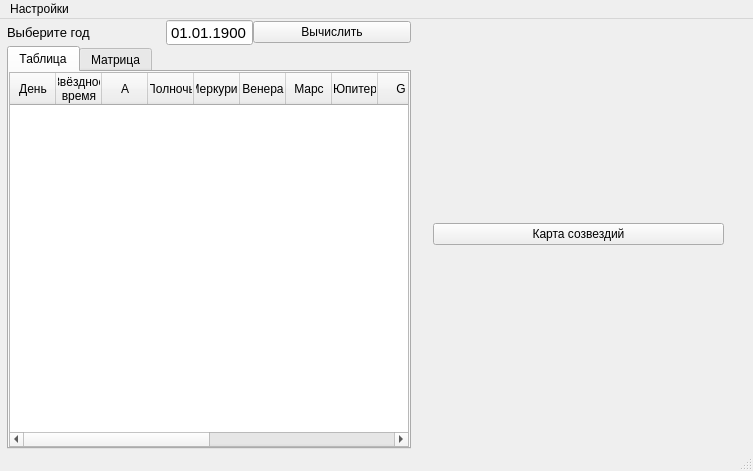
The window that mainwindow.ui (Makasinov/Space) describes before a commit, drawn with Qt 5.
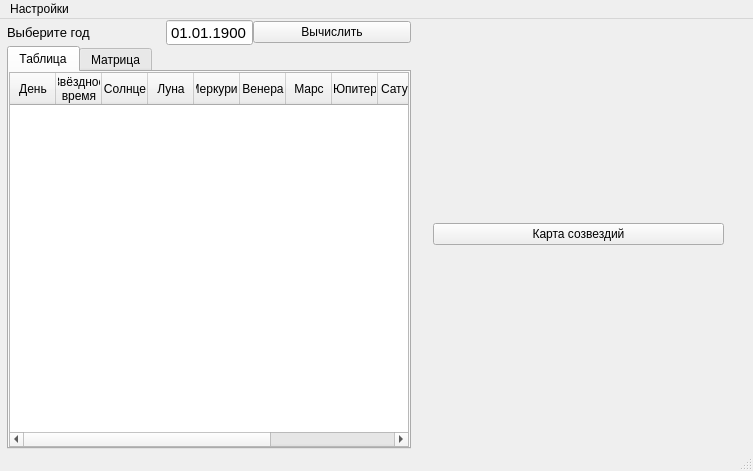
The same window after the commit.

Diff of the .ui file:
```diff
--- a/mainwindow.ui
+++ b/mainwindow.ui
@@ -203,12 +203,12 @@
              </column>
              <column>
               <property name="text">
-               <string>A</string>
+               <string>Солнце</string>
               </property>
              </column>
              <column>
               <property name="text">
-               <string>Полночь</string>
+               <string>Луна</string>
               </property>
              </column>
              <column>
@@ -233,7 +233,7 @@
              </column>
              <column>
               <property name="text">
-               <string>G</string>
+               <string>Сатурн</string>
               </property>
              </column>
              <column>
@@ -251,27 +251,6 @@
                <string>Плутон</string>
               </property>
              </column>
-             <column>
-              <property name="text">
-               <string>Узел
-кармы</string>
-              </property>
-             </column>
-             <column>
-              <property name="text">
-               <string>K</string>
-              </property>
-             </column>
-             <column>
-              <property name="text">
-               <string>M</string>
-              </property>
-             </column>
-             <column>
-              <property name="text">
-               <string>N</string>
-              </property>
-             </column>
             </widget>
            </item>
           </layout>
```
